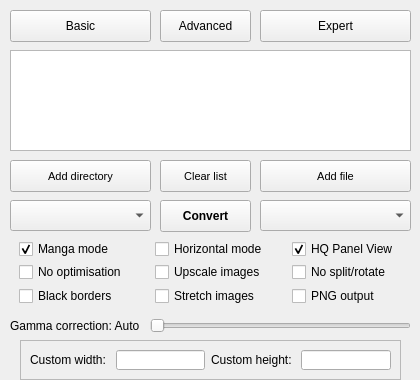
Above: KCC.ui from ciromattia/kcc before the change. Below: the same form after it.
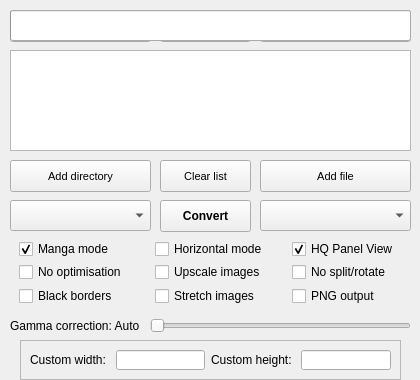
That is the form after the change. Icons and pictures are not drawn.

What changed in the file:
```diff
--- a/KCC.ui
+++ b/KCC.ui
@@ -585,6 +585,22 @@
      </item>
     </layout>
    </widget>
+   <widget class="QProgressBar" name="ProgressBar">
+    <property name="geometry">
+     <rect>
+      <x>10</x>
+      <y>10</y>
+      <width>401</width>
+      <height>31</height>
+     </rect>
+    </property>
+    <property name="value">
+     <number>0</number>
+    </property>
+    <property name="textVisible">
+     <bool>false</bool>
+    </property>
+   </widget>
   </widget>
   <action name="ActionBasic">
    <property name="checkable">
```
Left out of the diff: 4 changed lines with no effect on the pictures.
